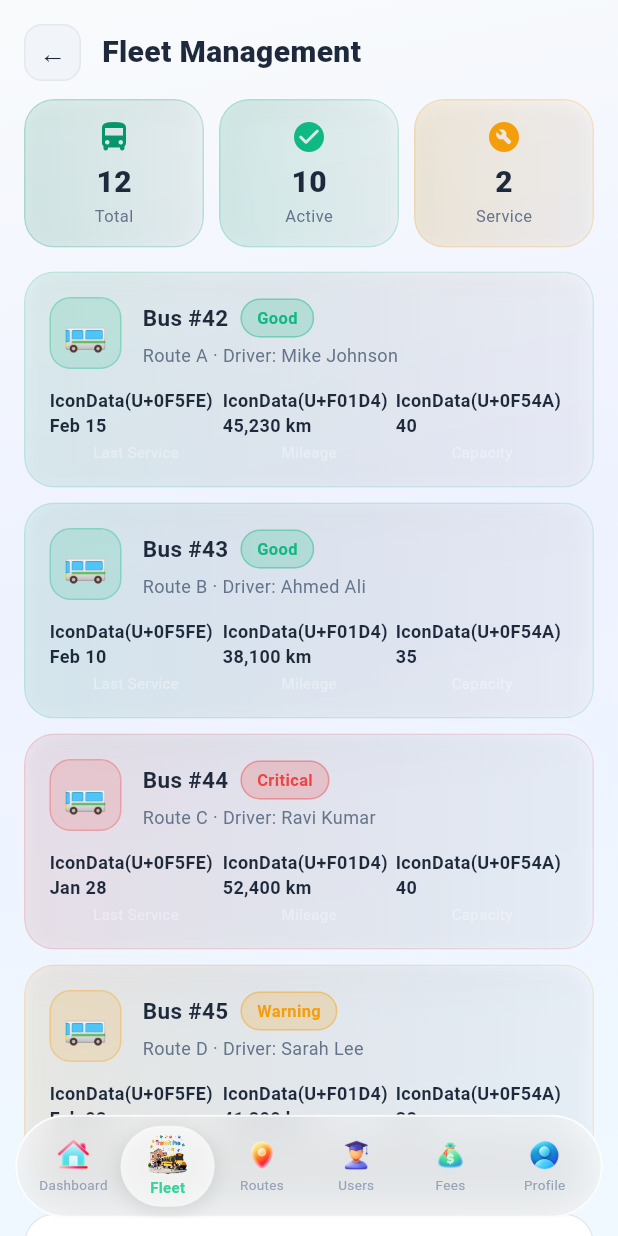
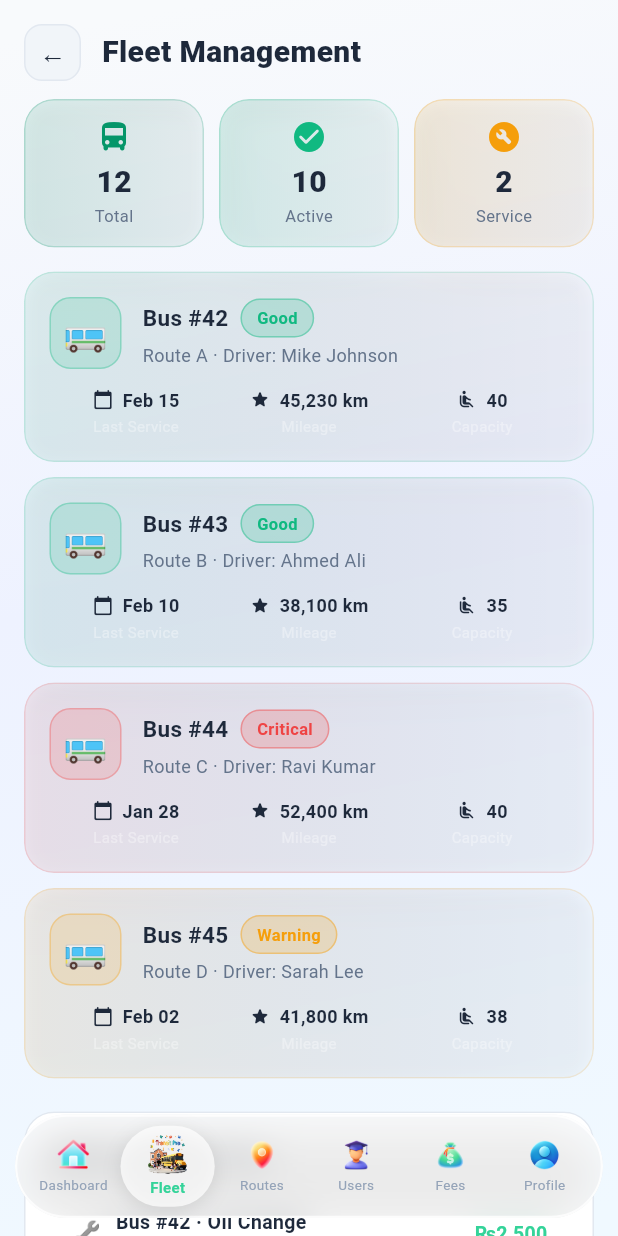
Before and after one commit to Noorulain-Shahid/transit_admin, a Flutter app: the AdminLayout screen opened by its route, item 2 of the bottom bar chosen, on a phone screen of 412 x 824 dp. Run offline on Flutter 3.47's test engine with Material 3 defaults, Android fonts, the light colour scheme and no system bars; our stand-ins replace firebase_auth, firebase_core, go_router, google_sign_in, image_picker, shared_preferences; accounts and stored records are empty.

Commit message:
transit_admin

```diff
--- a/lib/screens/admin/admin_vehicles.dart
+++ b/lib/screens/admin/admin_vehicles.dart
@@ -348,13 +348,20 @@ class _VehicleInfo extends StatelessWidget {
     return Expanded(
       child: Column(
         children: [
+          Row(
+            mainAxisAlignment: MainAxisAlignment.center,
+            children: [
+              Icon(icon, size: 14, color: context.textPrimary),
+              const SizedBox(width: 6),
               Text(
-            '$icon $value',
+                value,
                 style: TextStyle(
                   color: context.textPrimary,
                   fontSize: 12,
                   fontWeight: FontWeight.w600,
                 ),
+              ),
+            ],
           ),
           const SizedBox(height: 2),
           Text(
```
Lines whose indentation alone changed are shown as unchanged.
